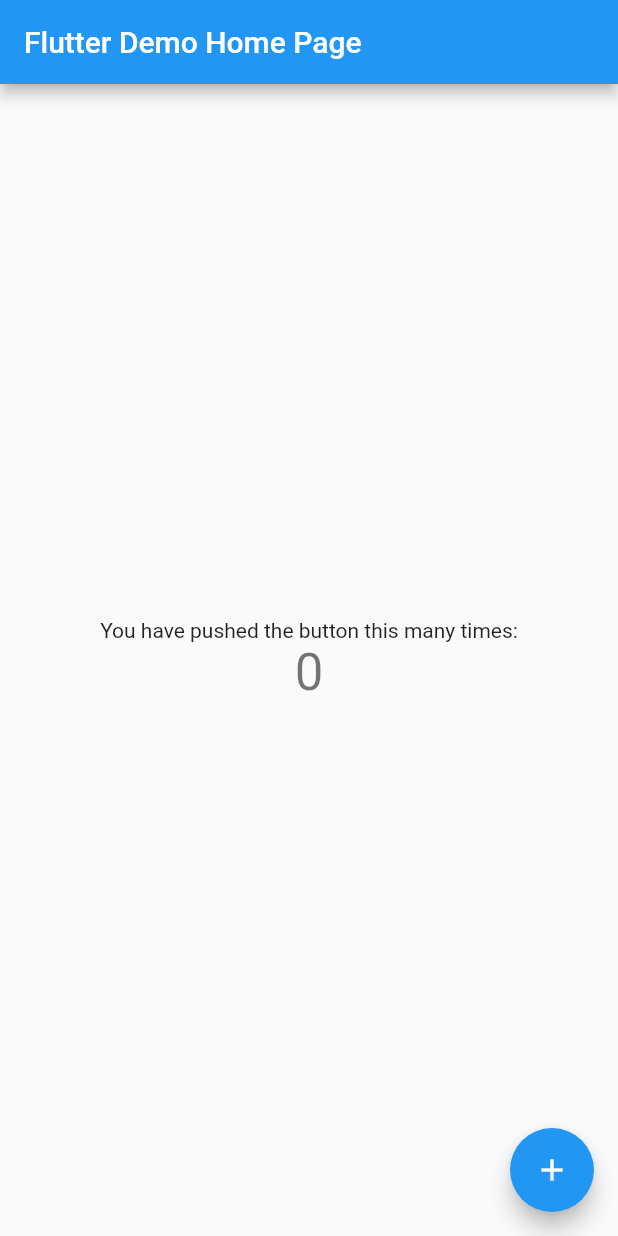
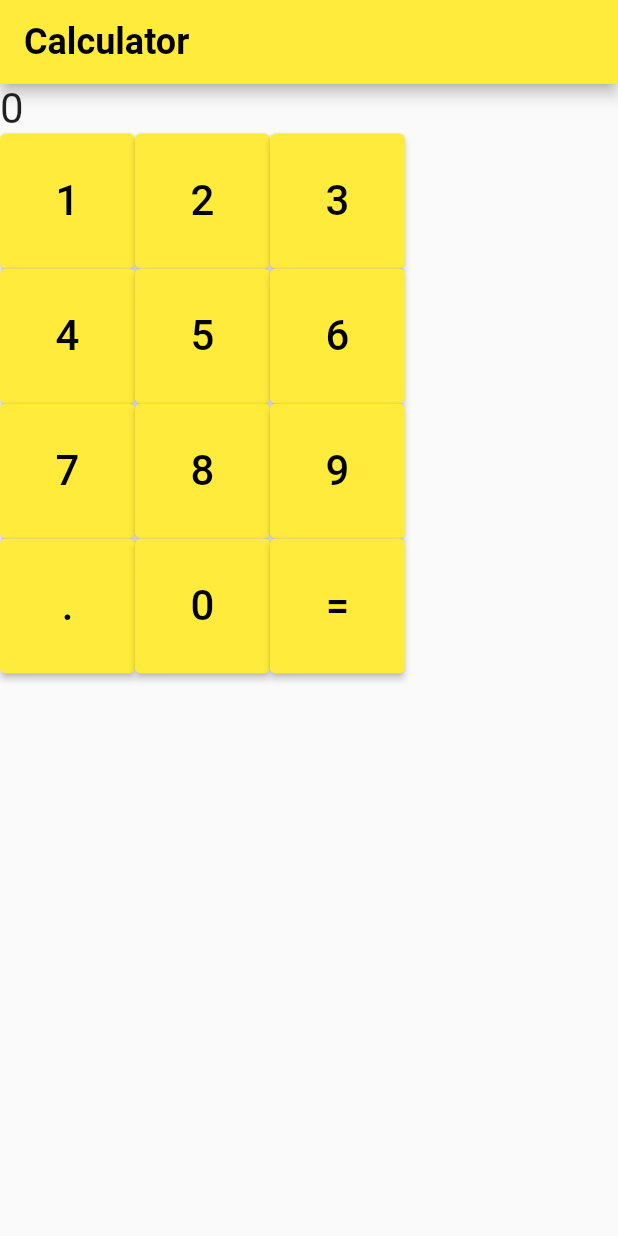
Before and after one commit to Domininiuk/Calculator, a Flutter app: the screen it shows after launch, on a phone screen of 412 x 824 dp. Run offline on Flutter 3.47's test engine with Material 2 defaults, Android fonts, the phone set to English and light mode, and no system bars; Roboto replaces fonts that are missing (Corben).

Commit message:
Added numbers 0-9

```diff
--- /dev/null
+++ b/lib/common/theme.dart
@@ -0,0 +1,15 @@
+
+
+import 'package:flutter/material.dart';
+
+final appTheme = ThemeData(
+  primarySwatch: Colors.yellow,
+  textTheme: const TextTheme(
+    headline1: TextStyle(
+      fontFamily: 'Corben',
+      fontWeight: FontWeight.w700,
+      fontSize: 24,
+      color: Colors.black
+    )
+  )
+);
--- a/lib/main.dart
+++ b/lib/main.dart
@@ -1,5 +1,9 @@
+import 'package:calculator/models/calculations.dart';
+import 'package:calculator/screens/calculator.dart';
 import 'package:flutter/material.dart';
+import 'package:provider/provider.dart';
 
+import 'common/theme.dart';
 void main() {
   runApp(const MyApp());
 }
@@ -11,20 +15,12 @@ class MyApp extends StatelessWidget {
   @override
   Widget build(BuildContext context) {
     return MaterialApp(
-      title: 'Flutter Demo',
-      theme: ThemeData(
-        // This is the theme of your application.
-        //
-        // Try running your application with "flutter run". You'll see the
-        // application has a blue toolbar. Then, without quitting the app, try
-        // changing the primarySwatch below to Colors.green and then invoke
-        // "hot reload" (press "r" in the console where you ran "flutter run",
-        // or simply save your changes to "hot reload" in a Flutter IDE).
-        // Notice that the counter didn't reset back to zero; the application
-        // is not restarted.
-        primarySwatch: Colors.blue,
-      ),
-      home: const MyHomePage(title: 'Flutter Demo Home Page'),
+      title: 'Calculator',
+      theme: appTheme,
+      initialRoute: '/',
+      routes: {
+        '/' : (context) => const Calculator()
+      },
     );
   }
 }
--- /dev/null
+++ b/lib/models/action.dart
@@ -0,0 +1,4 @@
+abstract class Action
+{
+
+}
--- /dev/null
+++ b/lib/models/calculations.dart
@@ -0,0 +1,17 @@
+
+
+/*
+This model object represents a combination of all operands and operators
+ */
+import 'package:calculator/models/action.dart';
+import 'package:flutter/foundation.dart';
+
+class CalculationsModel extends ChangeNotifier
+{
+
+  final List<int> digits = [1,2,3,4,5,6,7,8,9,0];
+  final List<Action> actions = [];
+
+
+  //addAction
+}
--- /dev/null
+++ b/lib/models/operand.dart
@@ -0,0 +1,6 @@
+
+
+class OperandModel
+{
+
+}
--- /dev/null
+++ b/lib/models/operator.dart
@@ -0,0 +1,5 @@
+
+class OperatorModel
+{
+
+}
--- a/lib/screens/calculator.dart
+++ b/lib/screens/calculator.dart
@@ -0,0 +1,148 @@
+import 'package:calculator/main.dart';
+import 'package:flutter/material.dart';
+
+class Calculator extends StatelessWidget {
+  const Calculator({Key? key}) : super(key: key);
+
+  @override
+  Widget build(BuildContext context) {
+    // TODO: implement build
+    return Scaffold(
+        appBar: AppBar(
+            title: Text(
+          'Calculator',
+          style: Theme.of(context).textTheme.headline1,
+        )),
+        body: _Operands());
+  }
+}
+
+class _Operands extends StatelessWidget {
+  @override
+  Widget build(BuildContext context) {
+    // TODO: implement build
+    return Container(
+      child: Column(
+          mainAxisAlignment: MainAxisAlignment.start,
+          children: <Widget>[
+            Row(
+              children: [
+                Expanded(
+                    child: Text("0", textScaleFactor: 2.0,))],
+            ),
+
+            Row(
+              children: <Widget>[
+                SizedBox(
+                  height: 90.0,
+                  width: 90.0,
+                  child: ElevatedButton(
+                    child: Text('1', textScaleFactor: 2.0,),
+                    onPressed: () {},
+                  ),
+                ),
+                SizedBox(
+                  height: 90.0,
+                  width: 90.0,
+                  child: ElevatedButton(
+                    child: Text('2', textScaleFactor: 2.0,),
+                    onPressed: () {},
+                  ),
+                ),
+                SizedBox(
+                  height: 90.0,
+                  width: 90.0,                  child: ElevatedButton(
+                    child: Text('3', textScaleFactor: 2.0,),
+                    onPressed: () {},
+                  ),
+                ),
+              ],
+            ),
+            Row(
+              children: <Widget>[
+                SizedBox(
+                  height: 90.0,
+                  width: 90.0,
+                  child: ElevatedButton(
+                    child: Text('4', textScaleFactor: 2.0,),
+                    onPressed: () {},
+                  ),
+                ),
+                SizedBox(
+                  height: 90.0,
+                  width: 90.0,
+                  child: ElevatedButton(
+                    child: Text('5', textScaleFactor: 2.0,),
+                    onPressed: () {},
+                  ),
+                ),
+                SizedBox(
+                  height: 90.0,
+                  width: 90.0,
+                  child: ElevatedButton(
+                    child: Text('6', textScaleFactor: 2.0,),
+                    onPressed: () {},
+                  ),
+                ),
+              ],
+            ),
+            Row(
+              children: <Widget>[
+                SizedBox(
+                  height: 90.0,
+                  width: 90.0,
+                  child: ElevatedButton(
+                    child: Text('7', textScaleFactor: 2.0,),
+                    onPressed: () {},
+                  ),
+                ),
+                SizedBox(
+                  height: 90.0,
+                  width: 90.0,
+                  child: ElevatedButton(
+                    child: Text('8', textScaleFactor: 2.0,),
+                    onPressed: () {},
+                  ),
+                ),
+                SizedBox(
+                  height: 90.0,
+                  width: 90.0,
+                  child: ElevatedButton(
+                    child: Text('9', textScaleFactor: 2.0,),
+                    onPressed: () {},
+                  ),
+                ),
+              ],
+            ),
+            Row(
+              children: <Widget>[
+                SizedBox(
+                  height: 90.0,
+                  width: 90.0,
+                  child: ElevatedButton(
+                    child: Text('.', textScaleFactor: 2.0,),
+                    onPressed: () {},
+                  ),
+                ),
+                SizedBox(
+                  height: 90.0,
+                  width: 90.0,
+                  child: ElevatedButton(
+                    child: Text('0', textScaleFactor: 2.0,),
+                    onPressed: () {},
+                  ),
+                ),
+                SizedBox(
+                  height: 90.0,
+                  width: 90.0,
+                  child: ElevatedButton(
+                    child: Text('=', textScaleFactor: 2.0,),
+                    onPressed: () {},
+                  ),
+                ),
+              ],
+            ),
+          ]),
+    );
+  }
+}
--- a/pubspec.yaml
+++ b/pubspec.yaml
@@ -34,7 +34,7 @@ dependencies:
   # The following adds the Cupertino Icons font to your application.
   # Use with the CupertinoIcons class for iOS style icons.
   cupertino_icons: ^1.0.2
-
+  provider: ^6.0.0
 dev_dependencies:
   flutter_test:
     sdk: flutter
```
Also changed, not shown: pubspec.lock.
